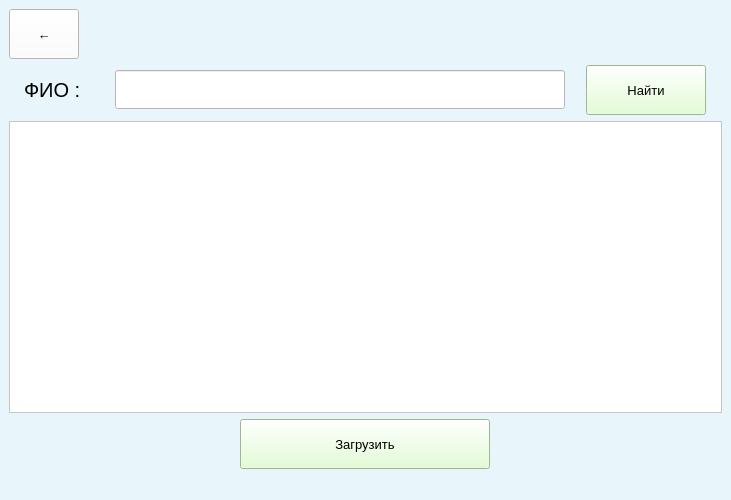
andrei-229/valanter_app, file qt/load_student.ui: the form before one commit.
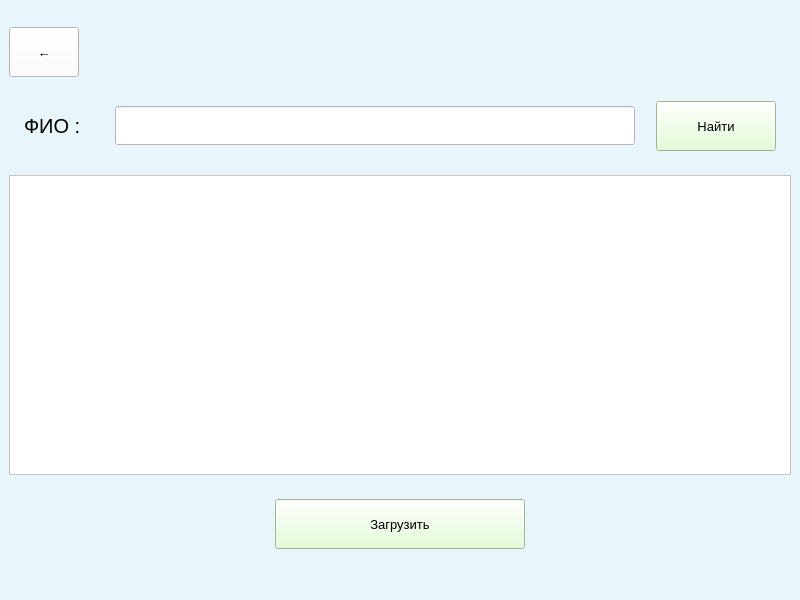
The form after the commit.

What changed in the file:
```diff
--- a/qt/load_student.ui
+++ b/qt/load_student.ui
@@ -6,20 +6,20 @@
    <rect>
     <x>0</x>
     <y>0</y>
-    <width>731</width>
-    <height>500</height>
+    <width>800</width>
+    <height>600</height>
    </rect>
   </property>
   <property name="minimumSize">
    <size>
-    <width>731</width>
-    <height>500</height>
+    <width>800</width>
+    <height>600</height>
    </size>
   </property>
   <property name="maximumSize">
    <size>
-    <width>731</width>
-    <height>500</height>
+    <width>800</width>
+    <height>600</height>
    </size>
   </property>
   <property name="windowTitle">
@@ -104,13 +104,13 @@
        <widget class="QLineEdit" name="input_fio">
         <property name="minimumSize">
          <size>
-          <width>450</width>
+          <width>520</width>
           <height>0</height>
          </size>
         </property>
         <property name="maximumSize">
          <size>
-          <width>400</width>
+          <width>520</width>
           <height>16777215</height>
          </size>
         </property>
```
Left out of the diff: 2 changed lines with no effect on the pictures.
